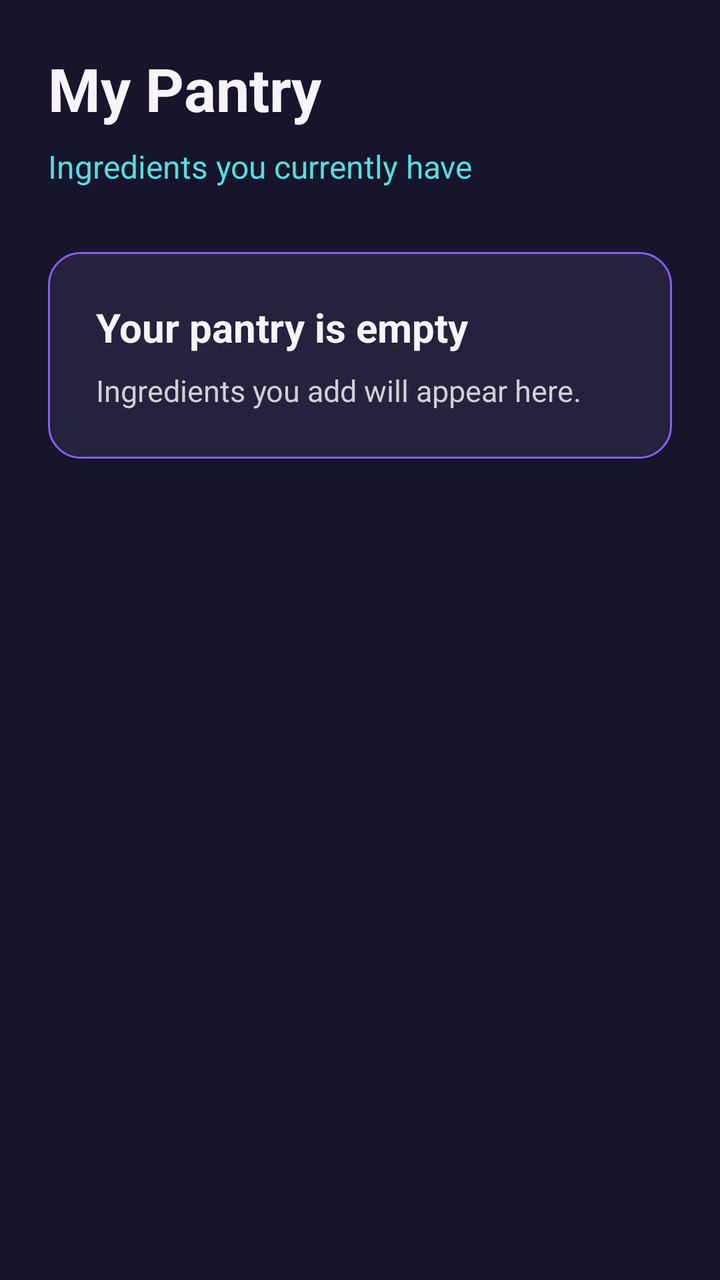
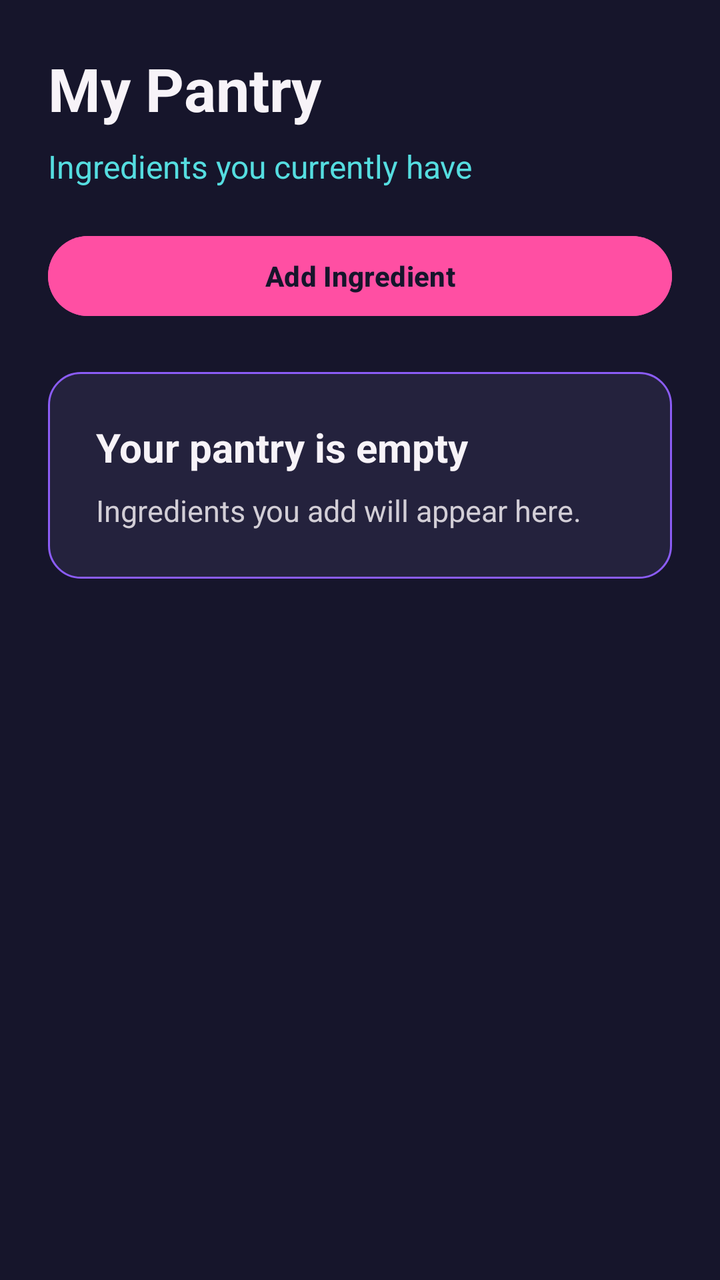

The first picture is an Android layout as it rendered before a commit; the second is the same layout after the commit. The layout source and the unified diff follow.
<!-- AndroidManifest.xml: application theme Theme.SmartPantryManager -->
<!-- res/layout/activity_pantry.xml -->
<?xml version="1.0" encoding="utf-8"?>
<LinearLayout xmlns:android="http://schemas.android.com/apk/res/android"
    android:layout_width="match_parent"
    android:layout_height="match_parent"
    android:background="@color/navy"
    android:orientation="vertical"
    android:padding="24dp">

    <TextView
        android:layout_width="wrap_content"
        android:layout_height="wrap_content"
        android:text="@string/pantry_title"
        android:textColor="@color/off_white"
        android:textSize="30sp"
        android:textStyle="bold" />

    <TextView
        android:layout_width="wrap_content"
        android:layout_height="wrap_content"
        android:layout_marginTop="8dp"
        android:text="@string/pantry_subtitle"
        android:textColor="@color/cyan"
        android:textSize="16sp" />

    <LinearLayout
        android:id="@+id/emptyState"
        android:layout_width="match_parent"
        android:layout_height="wrap_content"
        android:layout_marginTop="32dp"
        android:background="@drawable/pantry_card_background"
        android:orientation="vertical"
        android:padding="24dp">

        <TextView
            android:layout_width="wrap_content"
            android:layout_height="wrap_content"
            android:text="@string/empty_pantry_title"
            android:textColor="@color/off_white"
            android:textSize="20sp"
            android:textStyle="bold" />

        <TextView
            android:layout_width="wrap_content"
            android:layout_height="wrap_content"
            android:layout_marginTop="8dp"
            android:text="@string/empty_pantry_message"
            android:textColor="@color/light_text"
            android:textSize="15sp" />

    </LinearLayout>

    <androidx.recyclerview.widget.RecyclerView
        android:id="@+id/recyclerPantry"
        android:layout_width="match_parent"
        android:layout_height="0dp"
        android:layout_marginTop="24dp"
        android:layout_weight="1"
        android:clipToPadding="false"
        android:paddingBottom="16dp"
        android:visibility="gone" />

</LinearLayout>
<!-- resources referenced by this layout -->
<resources>
  <color name="cyan">#55DDE0</color>
  <color name="light_text">#D2CED6</color>
  <color name="navy">#16152B</color>
  <color name="off_white">#F7F3F8</color>
  <!-- drawable pantry_card_background (drawable) -->
  <?xml version="1.0" encoding="utf-8"?>
  <shape xmlns:android="http://schemas.android.com/apk/res/android"
      android:shape="rectangle">
  
      <solid android:color="@color/card_navy" />
      <corners android:radius="16dp" />
  
      <stroke
          android:width="1dp"
          android:color="@color/purple" />
  
  </shape>
  <string name="empty_pantry_message">Ingredients you add will appear here.</string>
  <string name="empty_pantry_title">Your pantry is empty</string>
  <string name="pantry_subtitle">Ingredients you currently have</string>
  <string name="pantry_title">My Pantry</string>
  <style name="Theme.SmartPantryManager" parent="Theme.Material3.DayNight.NoActionBar">
          <item name="colorPrimary">@color/pink</item>
          <item name="colorSecondary">@color/orange</item>
          <item name="android:statusBarColor">@color/navy</item>
          <item name="android:navigationBarColor">@color/navy</item>
          <item name="android:windowLightStatusBar">false</item>
      </style>
  <color name="card_navy">#24223D</color>
  <color name="purple">#8B5CF6</color>
  <color name="pink">#FF4FA3</color>
  <color name="orange">#FF8A4C</color>
</resources>

<!-- the commit's change to res/layout/activity_pantry.xml (unified diff, before → after) -->
@@ -22,11 +22,22 @@
         android:textColor="@color/cyan"
         android:textSize="16sp" />
 
+    <Button
+        android:id="@+id/buttonAddIngredient"
+        android:layout_width="match_parent"
+        android:layout_height="wrap_content"
+        android:layout_marginTop="20dp"
+        android:backgroundTint="@color/pink"
+        android:text="@string/add_ingredient"
+        android:textAllCaps="false"
+        android:textColor="@color/navy"
+        android:textStyle="bold" />
+
     <LinearLayout
         android:id="@+id/emptyState"
         android:layout_width="match_parent"
         android:layout_height="wrap_content"
-        android:layout_marginTop="32dp"
+        android:layout_marginTop="24dp"
         android:background="@drawable/pantry_card_background"
         android:orientation="vertical"
         android:padding="24dp">
<!-- resource entries referenced after the edit -->
@@ -17,6 +17,7 @@
           android:color="@color/purple" />
   
   </shape>
+  <string name="add_ingredient">Add Ingredient</string>
   <string name="empty_pantry_message">Ingredients you add will appear here.</string>
   <string name="empty_pantry_title">Your pantry is empty</string>
   <string name="pantry_subtitle">Ingredients you currently have</string>
